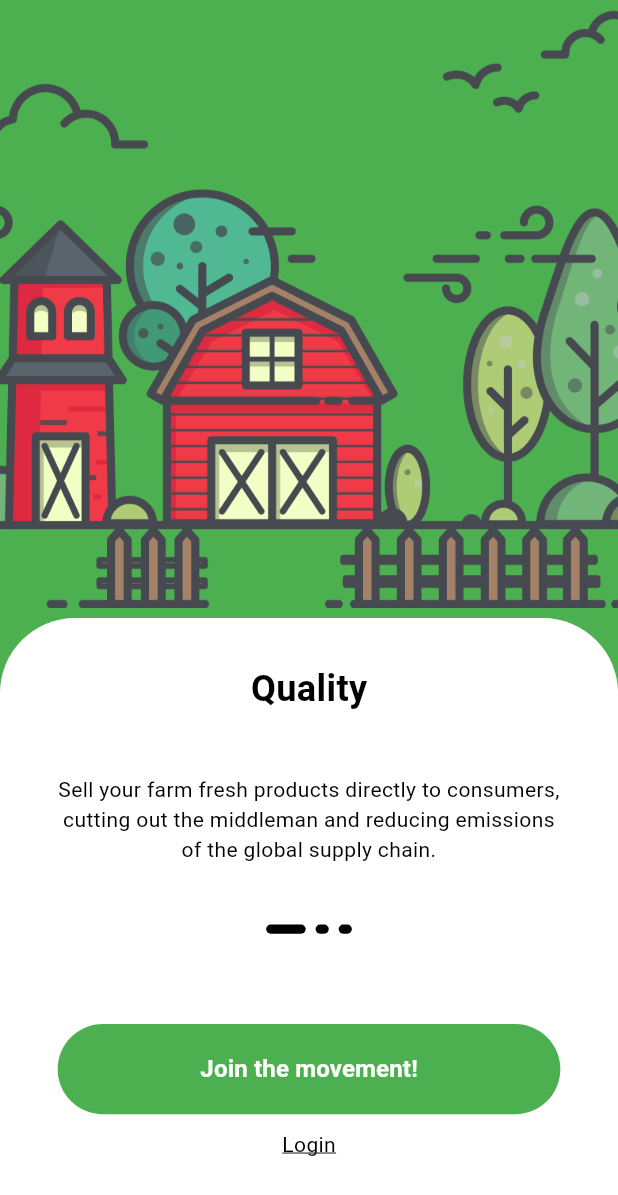
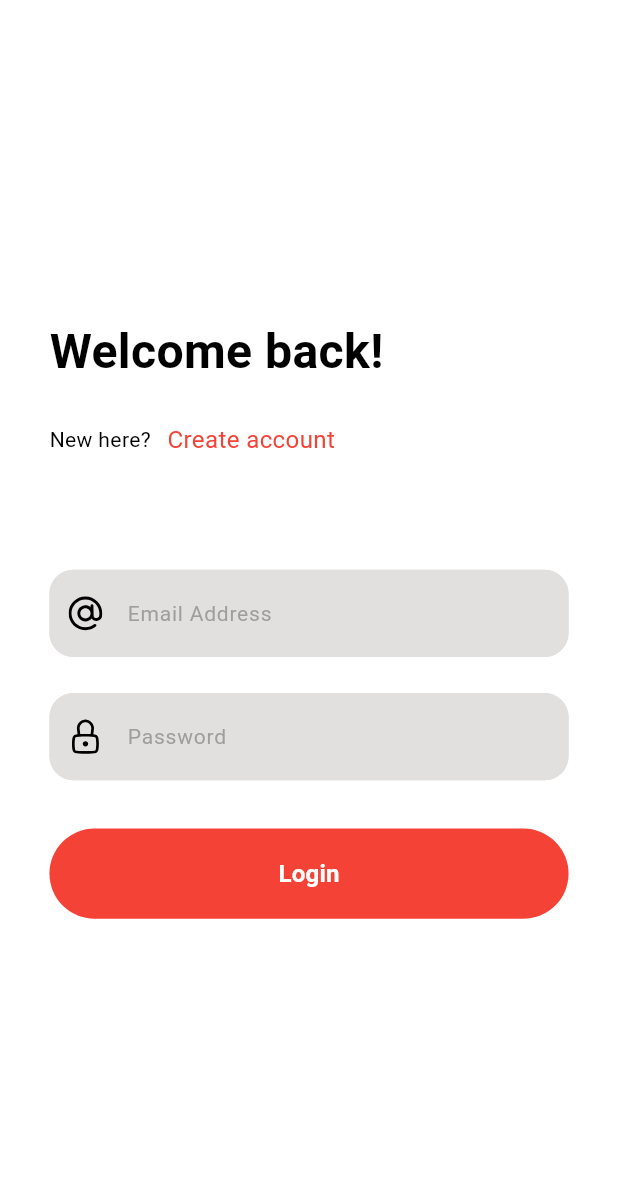
Before and after one commit to abdelrahman3003/farmerEats, a Flutter app: the screen it shows after launch, on a phone screen of 412 x 824 dp. Shown: the top 1195 px of the screen. Run offline on Flutter 3.47's test engine with Material 3 defaults, Android fonts, the phone set to English and light mode, and no system bars; our stand-ins replace dio, flutter_screenutil, flutter_svg, freezed_annotation, get_it, pretty_dio_logger and 2 more; generated files the repository leaves out were written again.

Commit message:
add icons in assets add ew grey degree color change in text styles update in textform filed of app move some file in onboarding features

```diff
--- a/lib/core/constants/routes.dart
+++ b/lib/core/constants/routes.dart
@@ -1,36 +1,21 @@
 
+import 'package:farmereats/features/auth/signup/presentation/view/signup_view.dart';
 import 'package:flutter/material.dart';
 
-import '../../features/onboarding/onboarding_view.dart';
+import '../../features/onboarding/view/onboarding_view.dart';
 
 class Routes {
   static const String konboardingView = '/onboardingView';
-  static const String ksinginView = '/singinView';
   static const String ksignupView = '/signupView';
-  static const String kHomeView = '/homepage';
+
   static Route generateRoute(RouteSettings setting) {
     switch (setting.name) {
       case konboardingView:
         return MaterialPageRoute(builder: (context) => const OnboardingView());
-      // case ksignupView:
-      //   return MaterialPageRoute(
-      //       builder: (context) => BlocProvider(
-      //             create: (context) => getit<SignupCubit>(),
-      //             child: const SignupView(),
-      //           ));
-      // case ksinginView:
-      //   return MaterialPageRoute(
-      //       builder: (context) => BlocProvider(
-      //             create: (context) => getit<LoginCubit>(),
-      //             child: const SigninView(),
-      //           ));
+      case "/":
+               return MaterialPageRoute(builder: (context) => const SignupView());
 
-      // case kHomeView:
-      //   return MaterialPageRoute(
-      //       builder: (context) => BlocProvider(
-      //             create: (context) => getit<HomeCubit>(),
-      //             child: const HomeView(),
-      //           ));
+
       default:
         return MaterialPageRoute(
           builder: (context) => Scaffold(
--- a/lib/core/theme/colors.dart
+++ b/lib/core/theme/colors.dart
@@ -2,9 +2,9 @@ import 'package:flutter/material.dart';
 
 class AppColors {
   static const Color orange = Color(0xffF8C569);
+  static const Color grey = Color.fromARGB(255, 226, 223, 223);
   static const Color white = Colors.white;
   static const Color black = Colors.black;
   static const Color green = Colors.green;
   static const Color red = Colors.red;
-
 }
--- a/lib/core/theme/styles.dart
+++ b/lib/core/theme/styles.dart
@@ -4,6 +4,11 @@ import 'package:flutter_screenutil/flutter_screenutil.dart';
 import 'colors.dart';
 
 class Styles {
+  static TextStyle font32black700w = TextStyle(
+    fontSize: 32.sp,
+    fontWeight: FontWeight.w700,
+    color: AppColors.black,
+  );
   static TextStyle font24black700w = TextStyle(
     fontSize: 24.sp,
     fontWeight: FontWeight.w700,
@@ -14,9 +19,6 @@ class Styles {
     fontWeight: FontWeight.w400,
     color: AppColors.black,
   );
-
-
-
 
   static TextStyle font16whitew600 = TextStyle(
     fontSize: 16.sp,
--- a/lib/core/theme/widget/app_textformfield.dart
+++ b/lib/core/theme/widget/app_textformfield.dart
@@ -12,32 +12,36 @@ class AppTextformfield extends StatelessWidget {
       this.onPressedEye,
       this.isShowPassword = false,
       this.controller,
-      this.validator, this.keyboardType});
+      this.validator,
+      this.keyboardType,
+      this.prefixIcon});
   final String? hint;
   final bool isPassword;
   final Function()? onPressedEye;
-final TextInputType? keyboardType;
+  final TextInputType? keyboardType;
   final bool isShowPassword;
   final TextEditingController? controller;
   final String? Function(String?)? validator;
+  final Widget? prefixIcon;
   @override
   Widget build(BuildContext context) {
     return TextFormField(
       obscureText: isPassword ? !isShowPassword : false,
       controller: controller,
       validator: validator,
-      keyboardType:keyboardType ,
+      keyboardType: keyboardType,
       decoration: InputDecoration(
           hintText: hint,
-          hintStyle: Styles.font14black400w,
+          hintStyle: Styles.font14black400w.copyWith(color: Colors.grey),
+          prefixIcon: prefixIcon,
           contentPadding:
               EdgeInsets.symmetric(horizontal: 20.w, vertical: 17.h),
           enabledBorder: OutlineInputBorder(
               borderRadius: BorderRadius.circular(16),
-              borderSide: const BorderSide(color: AppColors.black)),
+              borderSide: const BorderSide(color: AppColors.grey)),
           focusedBorder: OutlineInputBorder(
               borderRadius: BorderRadius.circular(16),
-              borderSide: const BorderSide(color: AppColors.black)),
+              borderSide: const BorderSide(color: AppColors.grey)),
           errorBorder: OutlineInputBorder(
               borderRadius: BorderRadius.circular(16),
               borderSide: const BorderSide(color: AppColors.red)),
@@ -45,7 +49,7 @@ final TextInputType? keyboardType;
               borderRadius: BorderRadius.circular(16),
               borderSide: const BorderSide(color: AppColors.red)),
           filled: true,
-          fillColor: AppColors.black,
+          fillColor: AppColors.grey,
           suffixIcon: isPassword
               ? IconButton(
                   onPressed: onPressedEye,
--- a/lib/farmerEates.dart
+++ b/lib/farmerEates.dart
@@ -2,7 +2,6 @@ import 'package:farmereats/core/constants/routes.dart';
 import 'package:flutter/material.dart';
 import 'package:flutter_screenutil/flutter_screenutil.dart';
 
-import 'core/network/sharded_pref.dart';
 import 'core/theme/colors.dart';
 
 class Farmereates extends StatelessWidget {
@@ -14,33 +13,29 @@ class Farmereates extends StatelessWidget {
         designSize: const Size(375, 821),
         minTextAdapt: true,
         splitScreenMode: true,
-        // Use builder only if you need to use library outside ScreenUtilInit context
         builder: (_, child) {
           return MaterialApp(
             debugShowCheckedModeBanner: false,
             theme: ThemeData(
               checkboxTheme: CheckboxThemeData(
-                  side: BorderSide(
-                      color: AppColors.black, // Border color
-                      width: 2.w // Border width
+                side: BorderSide(color: AppColors.grey, width: 2.w),
               ),
-                ),
-                primaryColor: AppColors.black,
+              primaryColor: AppColors.grey,
               scaffoldBackgroundColor: AppColors.white,
             ),
             onGenerateRoute: Routes.generateRoute,
-              initialRoute: initRout());
+            //   initialRoute: initRout()
+          );
         });
+  }
+  //   String initRout() {
+  //   if (AppService.sharedPreferences.getString(ShardedPrefKey.step) == "1") {
+  //     return Routes.ksinginView;
+  //   }
+  //   if (AppService.sharedPreferences.getString(ShardedPrefKey.step) == "2") {
+  //     return Routes.kHomeView;
+  //   }
 
+  //   return Routes.konboardingView;
+  // }
 }
-    String initRout() {
-    if (AppService.sharedPreferences.getString(ShardedPrefKey.step) == "1") {
-      return Routes.ksinginView;
-    }
-    if (AppService.sharedPreferences.getString(ShardedPrefKey.step) == "2") {
-      return Routes.kHomeView;
-    }
-
-    return Routes.konboardingView;
-  }
-}
--- /dev/null
+++ b/lib/features/auth/signup/presentation/view/signup_view.dart
@@ -0,0 +1,73 @@
+import 'package:farmereats/core/theme/colors.dart';
+import 'package:farmereats/core/theme/styles.dart';
+import 'package:farmereats/core/theme/widget/app_button.dart';
+import 'package:farmereats/core/theme/widget/app_textformfield.dart';
+import 'package:farmereats/gen/assets.gen.dart';
+import 'package:flutter/material.dart';
+import 'package:flutter_screenutil/flutter_screenutil.dart';
+import 'package:flutter_svg/svg.dart';
+
+class SignupView extends StatelessWidget {
+  const SignupView({super.key});
+
+  @override
+  Widget build(BuildContext context) {
+    return Scaffold(
+      body: SafeArea(
+        child: Padding(
+          padding: EdgeInsets.symmetric(horizontal: 30.w),
+          child: Column(
+            mainAxisAlignment: MainAxisAlignment.center,
+            crossAxisAlignment: CrossAxisAlignment.start,
+            children: [
+              Text(
+                "Welcome back!",
+                style: Styles.font32black700w,
+              ),
+              SizedBox(height: 24.h),
+              Row(
+                children: [
+                  Text(
+                    "New here?",
+                    style: Styles.font14black400w,
+                  ),
+                  SizedBox(width: 10.w),
+                  Text(
+                    "Create account",
+                    style: Styles.font16whitew600.copyWith(
+                      color: AppColors.red,
+                      fontWeight: FontWeight.w400,
+                    ),
+                  ),
+                ],
+              ),
+              SizedBox(height: 75.h),
+              AppTextformfield(
+                hint: "Email Address",
+                prefixIcon: Padding(
+                  padding: const EdgeInsets.all(12.0),
+                  child: SvgPicture.asset(
+                    Assets.icons.a,
+                  ),
+                ),
+              ),
+              SizedBox(height: 24.h),
+              AppTextformfield(
+                prefixIcon: Padding(
+                  padding: const EdgeInsets.all(12.0),
+                  child: SvgPicture.asset(Assets.icons.password),
+                ),
+                hint: "Password",
+              ),
+              SizedBox(height: 32.h),
+              const AppButton(
+                text: "Login",
+                color: AppColors.red,
+              )
+            ],
+          ),
+        ),
+      ),
+    );
+  }
+}
--- a/lib/features/onboarding/widget/onboarding.dart
+++ b/lib/features/onboarding/view/widget/onboarding.dart
@@ -1,9 +1,9 @@
 import 'package:flutter/material.dart';
 import 'package:flutter_screenutil/flutter_screenutil.dart';
 
-import '../../../core/theme/colors.dart';
-import '../../../core/theme/styles.dart';
-import '../../../core/theme/widget/app_button.dart';
+import '../../../../core/theme/colors.dart';
+import '../../../../core/theme/styles.dart';
+import '../../../../core/theme/widget/app_button.dart';
 import 'points.dart';
 
 class Onboarding extends StatelessWidget {
--- a/lib/features/onboarding/widget/onboarding_first.dart
+++ b/lib/features/onboarding/view/widget/onboarding_first.dart
@@ -1,7 +1,7 @@
 import 'package:farmereats/core/class/navigator.dart';
 import 'package:farmereats/core/theme/colors.dart';
-import 'package:farmereats/features/onboarding/widget/onboarding.dart';
-import 'package:farmereats/features/onboarding/widget/onboarding_second.dart';
+import 'package:farmereats/features/onboarding/view/widget/onboarding.dart';
+import 'package:farmereats/features/onboarding/view/widget/onboarding_second.dart';
 import 'package:farmereats/gen/assets.gen.dart';
 import 'package:flutter/material.dart';
 
--- a/lib/features/onboarding/widget/onboarding_second.dart
+++ b/lib/features/onboarding/view/widget/onboarding_second.dart
@@ -1,7 +1,7 @@
 import 'package:farmereats/core/class/navigator.dart';
 import 'package:farmereats/core/theme/colors.dart';
-import 'package:farmereats/features/onboarding/widget/onboarding.dart';
-import 'package:farmereats/features/onboarding/widget/onboarding_third.dart';
+import 'package:farmereats/features/onboarding/view/widget/onboarding.dart';
+import 'package:farmereats/features/onboarding/view/widget/onboarding_third.dart';
 import 'package:farmereats/gen/assets.gen.dart';
 import 'package:flutter/material.dart';
 
--- a/lib/features/onboarding/widget/onboarding_third.dart
+++ b/lib/features/onboarding/view/widget/onboarding_third.dart
@@ -1,7 +1,7 @@
 import 'package:flutter/material.dart';
 
-import '../../../core/theme/colors.dart';
-import '../../../gen/assets.gen.dart';
+import '../../../../core/theme/colors.dart';
+import '../../../../gen/assets.gen.dart';
 import 'onboarding.dart';
 
 class OnboardingThird extends StatelessWidget {
--- a/lib/gen/assets.gen.dart
+++ b/lib/gen/assets.gen.dart
@@ -9,20 +9,41 @@
 
 import 'package:flutter/widgets.dart';
 
+class $AssetsIconsGen {
+  const $AssetsIconsGen();
+
+  /// File path: assets/icons/@.svg
+  String get a => 'assets/icons/@.svg';
+
+  /// File path: assets/icons/password.svg
+  String get password => 'assets/icons/password.svg';
+
+  /// List of all assets
+  List<String> get values => [a, password];
+}
+
 class $AssetsImagesGen {
   const $AssetsImagesGen();
+
+  /// File path: assets/images/Local.png
+  AssetGenImage get local => const AssetGenImage('assets/images/Local.png');
+
+  /// File path: assets/images/convenient.png
+  AssetGenImage get convenient =>
+      const AssetGenImage('assets/images/convenient.png');
 
   /// File path: assets/images/quality_background.png
   AssetGenImage get qualityBackground =>
       const AssetGenImage('assets/images/quality_background.png');
 
   /// List of all assets
-  List<AssetGenImage> get values => [qualityBackground];
+  List<AssetGenImage> get values => [local, convenient, qualityBackground];
 }
 
 class Assets {
   Assets._();
 
+  static const $AssetsIconsGen icons = $AssetsIconsGen();
   static const $AssetsImagesGen images = $AssetsImagesGen();
 }
 
```
Also changed, not shown: pubspec.yaml (+0 -15 lines), assets/icons/@.svg (added), assets/icons/password.svg (added), lib/features/onboarding/view/onboarding_view.dart (renamed from lib/features/onboarding/onboarding_view.dart), lib/features/onboarding/view/widget/points.dart (renamed from lib/features/onboarding/widget/points.dart). Lines whose indentation alone changed are shown as unchanged.
